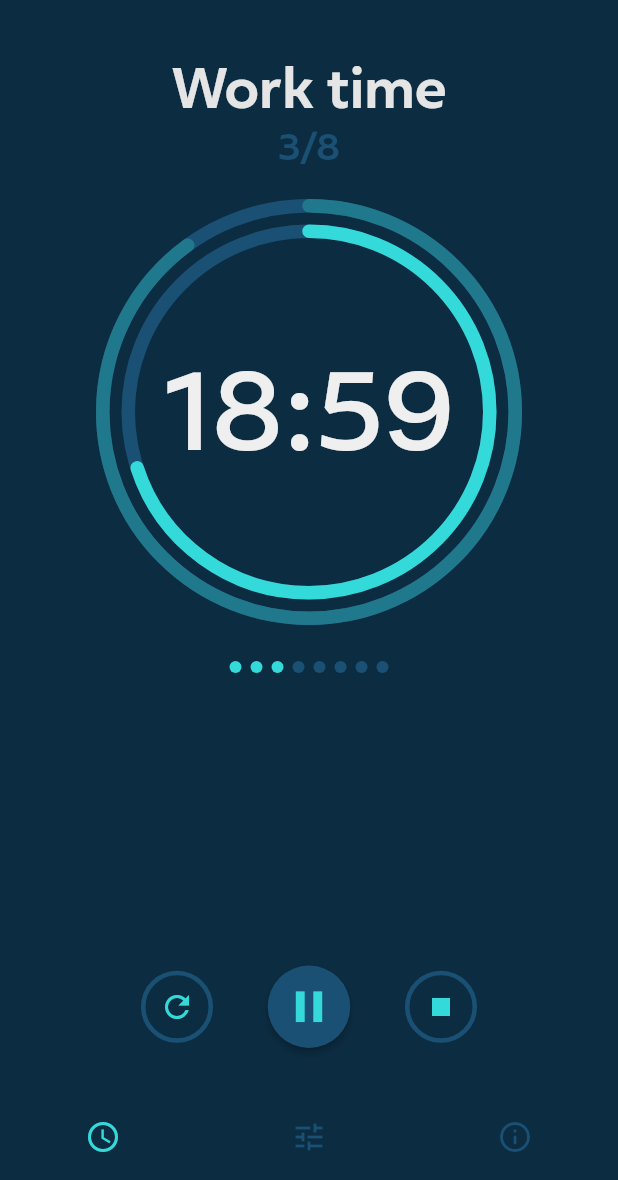
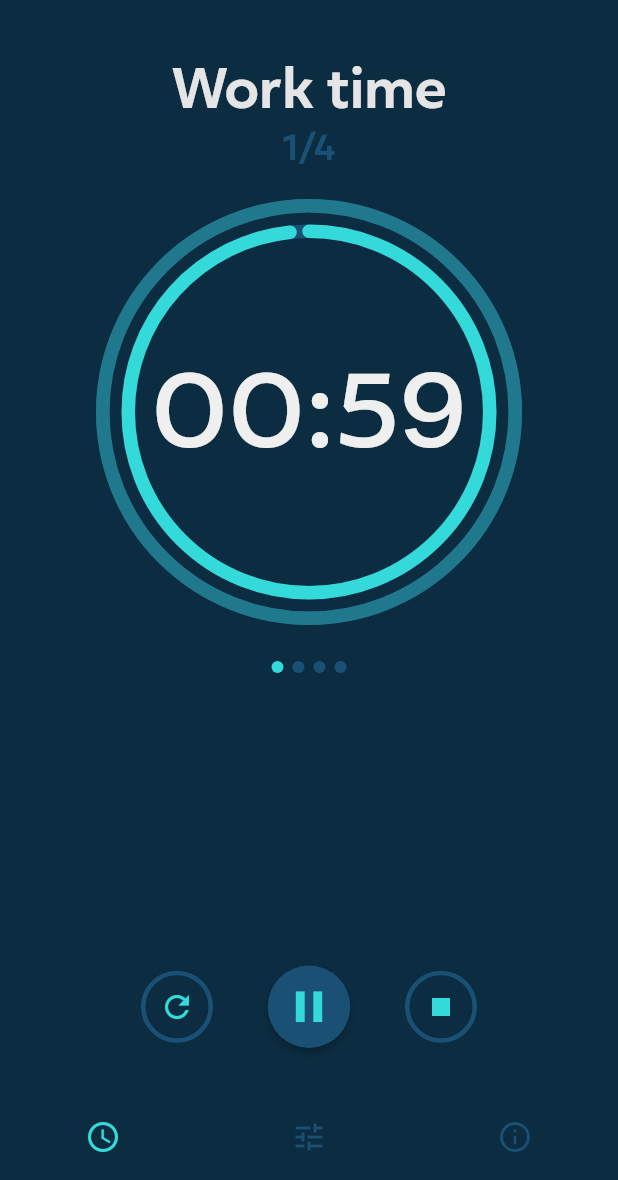
Before and after one commit to pelpuo/pomodoro-timer, a Flutter app: the screen it shows after launch, after a tap on the "play arrow" icon, on a phone screen of 412 x 824 dp, the part 56-1236 px from its top. Run offline on Flutter 3.47's test engine with Material 2 defaults, Android fonts, the phone set to English and light mode, and no system bars; drawn by our look-alikes of percent_indicator.

Commit message:
added timer functionality

```diff
--- a/lib/main.dart
+++ b/lib/main.dart
@@ -62,17 +62,10 @@ class _HomeState extends State<Home> {
         elevation: 0,
         items: const [
           BottomNavigationBarItem(
-              icon: Icon(Icons.access_time_outlined),
-              label: "timer",
-              backgroundColor: Colors.red),
+              icon: Icon(Icons.access_time_outlined), label: "timer"),
+          BottomNavigationBarItem(icon: Icon(Icons.tune), label: "settings"),
           BottomNavigationBarItem(
-              icon: Icon(Icons.tune),
-              label: "settings",
-              backgroundColor: Colors.green),
-          BottomNavigationBarItem(
-              icon: Icon(Icons.info_outline_rounded),
-              label: "info",
-              backgroundColor: Colors.blue),
+              icon: Icon(Icons.info_outline_rounded), label: "info"),
         ],
         onTap: (index) {
           setState(() {
--- a/lib/screens/settingsScreen.dart
+++ b/lib/screens/settingsScreen.dart
@@ -1,5 +1,6 @@
 import 'package:flutter/material.dart';
 import 'package:pomodoro/widgets/dropDownSelector.dart';
+import 'package:pomodoro/widgets/settingSlider.dart';
 
 class settingsScreen extends StatefulWidget {
   const settingsScreen({Key? key}) : super(key: key);
@@ -9,44 +10,16 @@ class settingsScreen extends StatefulWidget {
 }
 
 class _settingsScreenState extends State<settingsScreen> {
-  final List<String> timePeriods = [
-    "1 min  ",
-    "2 min  ",
-    "3 min  ",
-    "4 min  ",
-    "5 min  ",
-    "6 min  ",
-    "7 min  ",
-    "8 min  ",
-    "9 min  ",
-    "10 min  ",
-    "11 min  ",
-    "12 min  ",
-    "13 min  ",
-    "14 min  ",
-    "15 min  ",
-    "16 min  ",
-    "17 min  ",
-    "18 min  ",
-    "19 min  ",
-    "20 min  "
-  ];
-  final List<String> sectionPeriods = [
-    "1 interval  ",
-    "2 intervals  ",
-    "3 intervals  "
-  ];
-
   final TextStyle _textStyle = const TextStyle(
       fontFamily: "Rupert",
       fontWeight: FontWeight.w500,
       fontSize: 16,
       color: Color(0xFFE5E5E5));
 
-  String? focusTime;
-  String? shortBreak;
-  String? longBreak;
-  String? sections;
+  double focusTime = 25;
+  double shortBreak = 5;
+  double longBreak = 15;
+  double sections = 4;
 
   @override
   Widget build(BuildContext context) {
@@ -76,37 +49,35 @@ class _settingsScreenState extends State<settingsScreen> {
             Expanded(
                 child: Column(
               children: [
-                dropDownSelector(
+                settingSlider(
                     label: "Focus time",
-                    itemList: timePeriods,
-                    target: focusTime,
+                    value: focusTime,
                     onChange: (value) {
                       setState(() {
                         focusTime = value;
                       });
                     }),
-                dropDownSelector(
+                settingSlider(
                     label: "Short break",
-                    itemList: timePeriods,
-                    target: shortBreak,
+                    value: shortBreak,
                     onChange: (value) {
                       setState(() {
                         shortBreak = value;
                       });
                     }),
-                dropDownSelector(
+                settingSlider(
                     label: "Long break",
-                    itemList: timePeriods,
-                    target: longBreak,
+                    value: longBreak,
                     onChange: (value) {
                       setState(() {
                         longBreak = value;
                       });
                     }),
-                dropDownSelector(
+                settingSlider(
                     label: "Sections",
-                    itemList: sectionPeriods,
-                    target: sections,
+                    units: "intervals",
+                    value: sections,
+                    max: 12,
                     onChange: (value) {
                       setState(() {
                         sections = value;
--- a/lib/screens/timerScreen.dart
+++ b/lib/screens/timerScreen.dart
@@ -1,6 +1,9 @@
+import 'dart:async';
+
 import 'package:flutter/material.dart';
 import 'package:percent_indicator/circular_percent_indicator.dart';
 import 'package:pomodoro/widgets/progress_icons.dart';
+import 'package:intl/intl.dart';
 
 class timerScreen extends StatefulWidget {
   const timerScreen({Key? key}) : super(key: key);
@@ -10,38 +13,169 @@ class timerScreen extends StatefulWidget {
 }
 
 class _timerScreenState extends State<timerScreen> {
-  String stateText = "Work time";
-  String remainingTime = "18:59";
-  int currentSection = 3;
-  int totalSections = 8;
+  String stateText = "Start timer";
 
-  bool timerRunning = false;
+  var f = NumberFormat("00");
+
   Color sprintColor = const Color(0xFFDA4834);
   Icon playStateIcon = const Icon(
     Icons.play_arrow_outlined,
     size: 35,
   );
 
+  int workTime = 1;
+  int shortBreak = 1;
+  int longBreak = 1;
+  int sections = 4;
+  bool timerRunning = false;
+
+  int totalTime = 0;
+  int curTime = 0;
+  int curTotalTime = 0;
+  int minutes = 0;
+  int seconds = 0;
+  double focusPercentage = 1;
+  double totalPercentage = 1;
+  Timer? timer;
+
+  List<int> sprints = [];
+  List<String> stateTexts = [];
+  int sprintIndex = 0;
+
+  @override
+  void initState() {
+    // TODO: implement initState
+    super.initState();
+
+    setState(() {
+      for (int i = 0; i < sections; i++) {
+        sprints.add(workTime);
+        stateTexts.add("Work time");
+        totalTime += workTime;
+        if (i != sections - 1) {
+          sprints.add(shortBreak);
+          stateTexts.add("Short break");
+          totalTime += shortBreak;
+        }
+      }
+      sprints.add(longBreak);
+      stateTexts.add("Long break");
+      totalTime += longBreak;
+      curTotalTime = totalTime * 60;
+
+      curTime = sprints[0] * 60;
+
+      minutes = (curTime / 60).floor();
+      seconds = curTime % 60;
+      focusPercentage = (curTime / 60) / sprints[0];
+      totalPercentage = (curTotalTime / 60) / totalTime;
+    });
+  }
+
   void timerFlowChange() {
-    setState(() {
-      if (!timerRunning) {
-        sprintColor = const Color(0xFF34DADA);
-        stateText = "Work time";
+    // Pause to start
+    if (!timerRunning) {
+      timer = Timer.periodic(Duration(seconds: 1), (_) {
+        controlTime();
+      });
+
+      setState(() {
+        if (sprintIndex % 2 == 0 && sprintIndex != sections * 2 - 1) {
+          sprintColor = const Color(0xFF34DADA);
+        } else {
+          sprintColor = Color(0xFFDAAC34);
+        }
+
+        stateText = stateTexts[sprintIndex];
         playStateIcon = const Icon(
           Icons.pause_outlined,
           size: 35,
         );
-      } else {
+      });
+    } else {
+      //Start to pause
+      timer?.cancel();
+      setState(() {
         sprintColor = const Color(0xFFDA4834);
         stateText = "Paused";
         playStateIcon = const Icon(
           Icons.play_arrow_outlined,
           size: 35,
         );
-      }
+      });
+    }
 
+    setState(() {
       timerRunning = !timerRunning;
     });
+  }
+
+  void controlTime() {
+    if (curTime > 0) {
+      setState(() {
+        curTime--;
+        curTotalTime--;
+        setTimerVals();
+      });
+    } else if (curTime <= 0 && sprintIndex < sections * 2 - 1) {
+      setState(() {
+        sprintIndex++;
+        curTime = sprints[sprintIndex] * 60;
+        stateText = stateTexts[sprintIndex];
+
+        if (stateTexts[sprintIndex] == "Work time") {
+          sprintColor = const Color(0xFF34DADA);
+        } else {
+          sprintColor = Color(0xFFDAAC34);
+        }
+      });
+    } else if (curTime <= 0 && sprintIndex >= sections * 2 - 1) {
+      timer?.cancel();
+    }
+  }
+
+  void stopTimer() {
+    setState(() {
+      sprintIndex = 0;
+      curTotalTime = totalTime * 60;
+      curTime = sprints[0] * 60;
+      timer?.cancel();
+      setTimerVals();
+      setPauseVals("Start timer");
+    });
+    Navigator.of(context).pop();
+  }
+
+  void restartTimer() {
+    setState(() {
+      curTotalTime -= curTime;
+
+      curTime = sprints[sprintIndex] * 60;
+      curTotalTime += sprints[sprintIndex] * 60;
+
+      timer?.cancel();
+      setTimerVals();
+      setPauseVals("Paused");
+    });
+
+    Navigator.of(context).pop();
+  }
+
+  void setTimerVals() {
+    minutes = (curTime / 60).floor();
+    seconds = curTime % 60;
+    focusPercentage = (curTime / 60) / sprints[0];
+    totalPercentage = (curTotalTime / 60) / totalTime;
+  }
+
+  void setPauseVals(String _stateText) {
+    sprintColor = const Color(0xFFDA4834);
+    stateText = _stateText;
+    timerRunning = !timerRunning;
+    playStateIcon = const Icon(
+      Icons.play_arrow_outlined,
+      size: 35,
+    );
   }
 
   @override
@@ -80,7 +214,7 @@ class _timerScreenState extends State<timerScreen> {
               child: Column(
                 children: [
                   Text(
-                    "$currentSection/$totalSections",
+                    "${((sprintIndex + 1) / 2).round()}/$sections",
                     textAlign: TextAlign.center,
                     style: const TextStyle(
                         fontFamily: "Rupert",
@@ -93,30 +227,31 @@ class _timerScreenState extends State<timerScreen> {
                     child: CircularPercentIndicator(
                       radius: 284.0,
                       lineWidth: 9.0,
-                      percent: 0.9,
+                      percent: totalPercentage,
                       backgroundColor: const Color(0xFF1A5074),
                       progressColor: const Color(0xFF20788C),
                       circularStrokeCap: CircularStrokeCap.round,
                       center: CircularPercentIndicator(
                         radius: 250,
                         lineWidth: 9,
-                        percent: 0.7,
+                        percent: focusPercentage,
                         backgroundColor: const Color(0xFF1A5074),
                         progressColor: sprintColor,
                         circularStrokeCap: CircularStrokeCap.round,
-                        center: const Text(
-                          "18:59",
+                        center: Text(
+                          "${f.format(minutes)}:${f.format(seconds)}",
                           textAlign: TextAlign.center,
-                          style: TextStyle(
+                          style: const TextStyle(
                               fontFamily: "Rupert",
                               fontWeight: FontWeight.w500,
-                              fontSize: 72,
+                              fontSize: 68,
                               color: Color(0xFFefefef)),
                         ),
                       ),
                     ),
                   ),
-                  const progressIcons(total: 8, done: 3)
+                  progressIcons(
+                      total: sections, done: ((sprintIndex + 1) / 2).round())
                 ],
               ),
             ),
@@ -128,7 +263,8 @@ class _timerScreenState extends State<timerScreen> {
               children: [
                 MaterialButton(
                   elevation: 0,
-                  onPressed: () {},
+                  onPressed: () => showAlert(
+                      context, "Restart", "Restart section", restartTimer),
                   color: const Color(0xFF0C2C41),
                   textColor: const Color(0xFF34DADA),
                   child: const Icon(
@@ -150,7 +286,8 @@ class _timerScreenState extends State<timerScreen> {
                 ),
                 MaterialButton(
                   elevation: 0,
-                  onPressed: () {},
+                  onPressed: () =>
+                      showAlert(context, "Stop", "Stop timer", stopTimer),
                   color: const Color(0xFF0C2C41),
                   textColor: const Color(0xFF34DADA),
                   child: const Icon(
@@ -168,4 +305,48 @@ class _timerScreenState extends State<timerScreen> {
       ),
     );
   }
+
+  TextStyle _alertTitle = TextStyle(
+      fontFamily: "Rupert",
+      fontWeight: FontWeight.bold,
+      fontSize: 18,
+      color: Color(0xFF91C2E3));
+  TextStyle _alertBody = TextStyle(
+      fontFamily: "Rupert",
+      fontWeight: FontWeight.w400,
+      fontSize: 16,
+      color: Color(0xFF91C2E3));
+  TextStyle _alertPrompt = TextStyle(
+      fontFamily: "Rupert",
+      fontWeight: FontWeight.bold,
+      fontSize: 16,
+      color: Color(0xFF91C2E3));
+
+  void showAlert(BuildContext context, title, content, onConfirm) => showDialog(
+      context: context,
+      builder: (_) => AlertDialog(
+            backgroundColor: Color(0xFF1A5074),
+            title: Text(
+              title,
+              style: _alertTitle,
+            ),
+            content: Text(
+              content,
+              style: _alertBody,
+            ),
+            actions: [
+              FlatButton(
+                  onPressed: onConfirm,
+                  child: Text(
+                    "Yes",
+                    style: _alertPrompt,
+                  )),
+              FlatButton(
+                  onPressed: () => Navigator.of(context).pop(),
+                  child: Text(
+                    "No",
+                    style: _alertPrompt,
+                  )),
+            ],
+          ));
 }
--- /dev/null
+++ b/lib/widgets/settingSlider.dart
@@ -0,0 +1,69 @@
+import 'package:flutter/material.dart';
+
+class settingSlider extends StatelessWidget {
+  final String label;
+  final double value;
+  final double min;
+  final double max;
+  final Function onChange;
+  final String units;
+
+  final TextStyle _textStyle = const TextStyle(
+      fontFamily: "Rupert",
+      fontWeight: FontWeight.w500,
+      fontSize: 18,
+      color: Color(0xFF91C2E3));
+
+  final TextStyle _valueStyle = const TextStyle(
+      fontFamily: "Rupert",
+      fontWeight: FontWeight.w300,
+      fontSize: 18,
+      color: Color(0xFF91C2E3));
+
+  const settingSlider(
+      {Key? key,
+      required this.label,
+      required this.value,
+      this.min = 1,
+      this.max = 60,
+      this.units = "min",
+      required this.onChange})
+      : super(key: key);
+
+  @override
+  Widget build(BuildContext context) {
+    return Padding(
+      padding: const EdgeInsets.only(bottom: 12),
+      child: Column(
+        children: [
+          Padding(
+            padding: const EdgeInsets.only(left: 12, right: 12),
+            child: Row(
+              mainAxisAlignment: MainAxisAlignment.spaceBetween,
+              children: [
+                Text(
+                  label,
+                  style: _textStyle,
+                ),
+                Text(
+                  "${value.floor().toString()} $units",
+                  style: _valueStyle,
+                )
+              ],
+            ),
+          ),
+          Slider(
+            activeColor: Color(0xFF2399A5),
+            value: this.value.floorToDouble(),
+            onChanged: (value) {
+              onChange(value);
+            },
+            min: this.min,
+            divisions: this.max.round(),
+            max: this.max,
+          )
+        ],
+      ),
+    );
+  }
+}
```
Also changed, not shown: pubspec.yaml (+10 -0 lines), assets/icon/icon.png (added), pubspec.lock.
